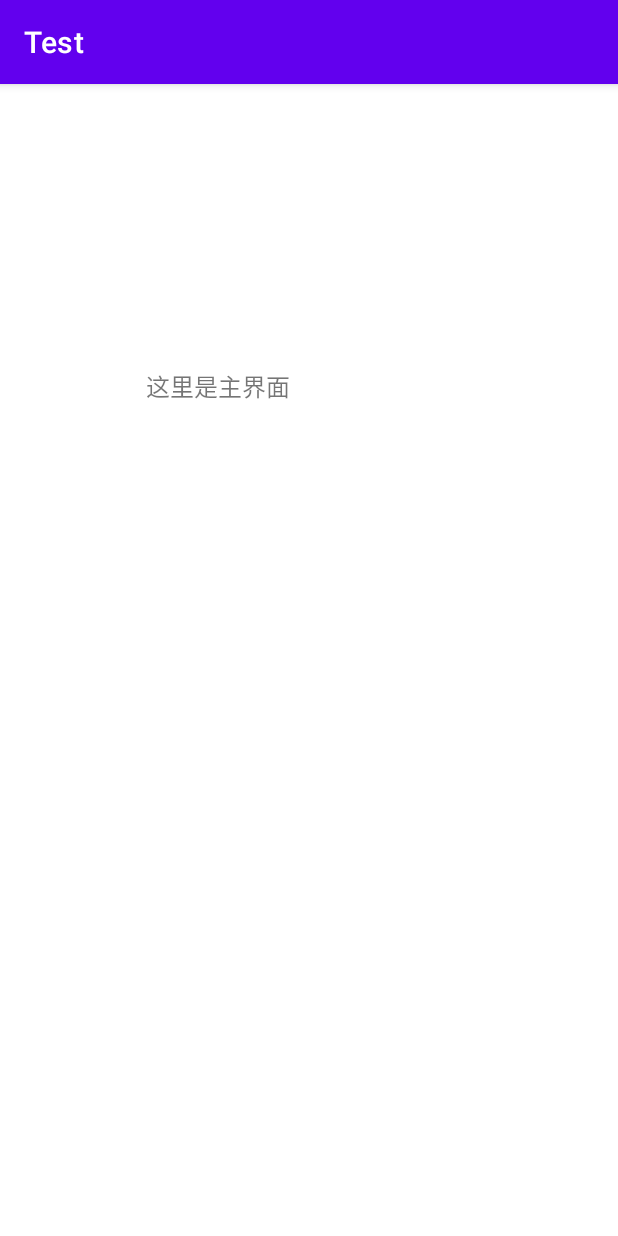
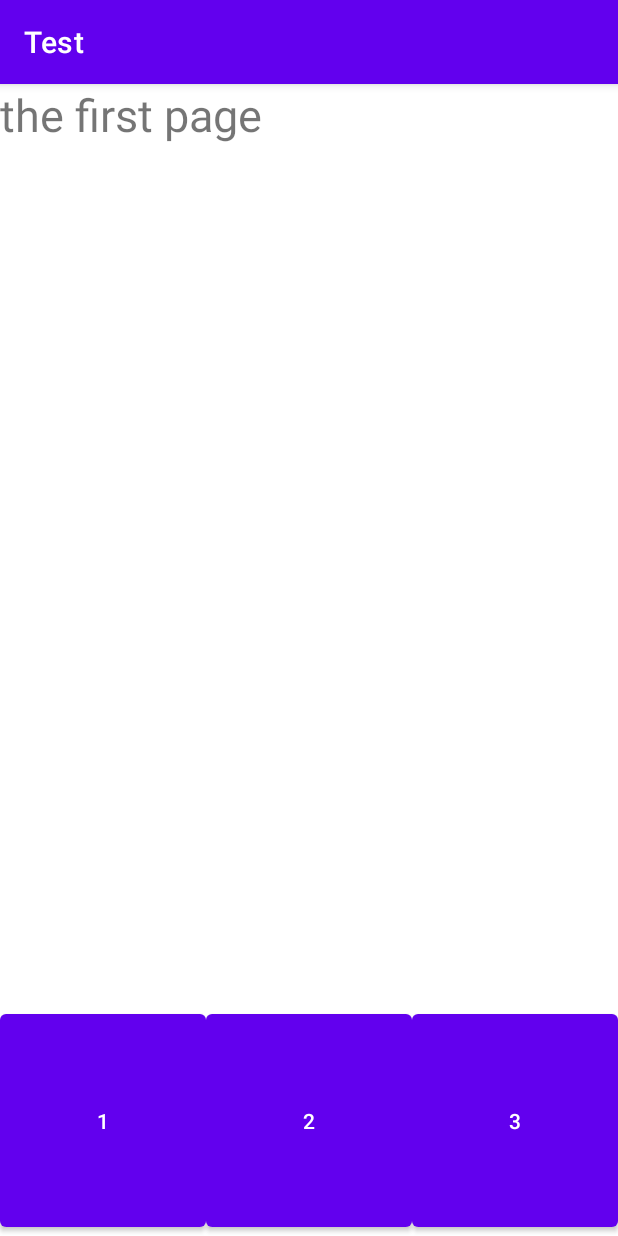
Before and after one commit to Liuyh451/GraduationDesign, an Android app: the MainActivity2 screen opened directly, with no data from a screen before it, on a phone screen of 412 x 824 dp. Run offline under Robolectric (Android 15) with nearby library versions, the phone set to English and light mode, and no system bars.

Commit message:
完成fragment的编写

```diff
--- /dev/null
+++ b/Dev/app/src/main/java/com/example/test/Frag_1.java
@@ -0,0 +1,64 @@
+package com.example.test;
+
+import android.os.Bundle;
+
+import androidx.fragment.app.Fragment;
+
+import android.view.LayoutInflater;
+import android.view.View;
+import android.view.ViewGroup;
+
+/**
+ * A simple {@link Fragment} subclass.
+ * Use the {@link Frag_1#newInstance} factory method to
+ * create an instance of this fragment.
+ */
+public class Frag_1 extends Fragment {
+
+    // TODO: Rename parameter arguments, choose names that match
+    // the fragment initialization parameters, e.g. ARG_ITEM_NUMBER
+    private static final String ARG_PARAM1 = "param1";
+    private static final String ARG_PARAM2 = "param2";
+
+    // TODO: Rename and change types of parameters
+    private String mParam1;
+    private String mParam2;
+
+    public Frag_1() {
+        // Required empty public constructor
+    }
+
+    /**
+     * Use this factory method to create a new instance of
+     * this fragment using the provided parameters.
+     *
+     * @param param1 Parameter 1.
+     * @param param2 Parameter 2.
+     * @return A new instance of fragment Frag_1.
+     */
+    // TODO: Rename and change types and number of parameters
+    public static Frag_1 newInstance(String param1, String param2) {
+        Frag_1 fragment = new Frag_1();
+        Bundle args = new Bundle();
+        args.putString(ARG_PARAM1, param1);
+        args.putString(ARG_PARAM2, param2);
+        fragment.setArguments(args);
+        return fragment;
+    }
+
+    @Override
+    public void onCreate(Bundle savedInstanceState) {
+        super.onCreate(savedInstanceState);
+        if (getArguments() != null) {
+            mParam1 = getArguments().getString(ARG_PARAM1);
+            mParam2 = getArguments().getString(ARG_PARAM2);
+        }
+    }
+
+    @Override
+    public View onCreateView(LayoutInflater inflater, ViewGroup container,
+                             Bundle savedInstanceState) {
+        // Inflate the layout for this fragment
+        return inflater.inflate(R.layout.fragment_frag_1, container, false);
+    }
+}
--- a/Dev/app/src/main/java/com/example/test/MainActivity2.java
+++ b/Dev/app/src/main/java/com/example/test/MainActivity2.java
@@ -1,8 +1,12 @@
 package com.example.test;
 
 import androidx.appcompat.app.AppCompatActivity;
+import androidx.fragment.app.FragmentManager;
+import androidx.fragment.app.FragmentTransaction;
+
 import android.os.Bundle;
 import android.text.TextUtils;
+import android.view.View;
 import android.widget.Button;
 import android.widget.EditText;
 import android.widget.Toast;
@@ -13,5 +17,40 @@ public class MainActivity2 extends AppCompatActivity {
     protected void onCreate(Bundle savedInstanceState) {
         super.onCreate(savedInstanceState);
         setContentView(R.layout.activity_main2);
+        frg_def();
+    }
+    /**
+     * 默认第一个页面，为主页面
+     */
+    public void  frg_def(){
+        FragmentManager fm=getSupportFragmentManager();
+        FragmentTransaction ft=fm.beginTransaction();
+        Frag_1 f1=new Frag_1();
+        ft.replace(R.id.lv,f1);
+        ft.commit();
+    }
+    /**
+     * 点击底部按钮时进行Fragment切换
+     *
+     * @param v   组件
+     */
+    public void switch_frg(View v){
+        FragmentManager fm=getSupportFragmentManager();
+        FragmentTransaction ft=fm.beginTransaction();
+        Frag_1 f1=new Frag_1();
+        Frag_2 f2=new Frag_2();
+        Frag_3 f3=new Frag_3();
+        switch (v.getId()){
+            case R.id.bt1:
+                ft.replace(R.id.lv,f1);
+                break;
+            case  R.id.bt2:
+                ft.replace(R.id.lv,f2);
+                break;
+            case R.id.bt3:
+                ft.replace(R.id.lv,f3);
+                break;
+        }
+        ft.commit();
     }
 }
--- a/Dev/app/src/main/res/layout/activity_main2.xml
+++ b/Dev/app/src/main/res/layout/activity_main2.xml
@@ -1,32 +1,49 @@
 <?xml version="1.0" encoding="utf-8"?>
-<androidx.constraintlayout.widget.ConstraintLayout xmlns:android="http://schemas.android.com/apk/res/android"
+<LinearLayout
+    xmlns:android="http://schemas.android.com/apk/res/android"
     xmlns:app="http://schemas.android.com/apk/res-auto"
     xmlns:tools="http://schemas.android.com/tools"
     android:layout_width="match_parent"
     android:layout_height="match_parent"
-    tools:context=".MainActivity2">
+    tools:context=".MainActivity2"
+    android:orientation="vertical">
 
-    <ImageView
-        android:id="@+id/imageView"
-        android:layout_width="wrap_content"
-        android:layout_height="wrap_content"
-        android:layout_marginStart="36dp"
-        android:layout_marginTop="123dp"
-        android:layout_marginBottom="66dp"
-        app:layout_constraintBottom_toTopOf="@+id/textView"
-        app:layout_constraintStart_toStartOf="@+id/textView"
-        app:layout_constraintTop_toTopOf="parent"
-        tools:srcCompat="@tools:sample/avatars" />
+    <LinearLayout
+        android:layout_width="match_parent"
+        android:layout_height="0dp"
+        android:layout_weight="8"
+        android:id="@+id/lv"
+        android:orientation="horizontal">
+    </LinearLayout>
 
-    <TextView
-        android:id="@+id/textView"
-        android:layout_width="217dp"
+    <LinearLayout
+        android:layout_width="match_parent"
         android:layout_height="0dp"
-        android:layout_marginBottom="318dp"
-        android:text="这里是主界面"
-        android:textSize="16sp"
-        app:layout_constraintBottom_toBottomOf="parent"
-        app:layout_constraintEnd_toEndOf="parent"
-        app:layout_constraintStart_toStartOf="parent"
-        app:layout_constraintTop_toBottomOf="@+id/imageView" />
-</androidx.constraintlayout.widget.ConstraintLayout>
+        android:layout_weight="2">
+
+        <Button
+            android:id="@+id/bt1"
+            android:layout_width="0dp"
+            android:layout_height="match_parent"
+            android:onClick="switch_frg"
+            android:layout_weight="1"
+            android:text="1"/>
+
+        <Button
+            android:id="@+id/bt2"
+            android:layout_width="0dp"
+            android:layout_height="match_parent"
+            android:layout_weight="1"
+            android:onClick="switch_frg"
+            android:text="2"/>
+
+        <Button
+            android:id="@+id/bt3"
+            android:layout_width="0dp"
+            android:layout_weight="1"
+            android:layout_height="match_parent"
+            android:onClick="switch_frg"
+            android:text="3"/>
+
+    </LinearLayout>
+</LinearLayout>
--- /dev/null
+++ b/Dev/app/src/main/res/layout/fragment_frag_1.xml
@@ -0,0 +1,15 @@
+<?xml version="1.0" encoding="utf-8"?>
+<FrameLayout xmlns:android="http://schemas.android.com/apk/res/android"
+    xmlns:tools="http://schemas.android.com/tools"
+    android:layout_width="match_parent"
+    android:layout_height="match_parent"
+    tools:context=".Frag_1">
+
+    <!-- TODO: Update blank fragment layout -->
+    <TextView
+        android:layout_width="match_parent"
+        android:layout_height="match_parent"
+        android:text="the first page"
+        android:textSize="30dp"/>
+
+</FrameLayout>
--- a/Dev/app/src/main/res/values/strings.xml
+++ b/Dev/app/src/main/res/values/strings.xml
@@ -1,3 +1,5 @@
 <resources>
     <string name="app_name">Test</string>
+    <!-- TODO: Remove or change this placeholder text -->
+    <string name="hello_blank_fragment">Hello blank fragment</string>
 </resources>
--- a/Dev/build.gradle
+++ b/Dev/build.gradle
@@ -5,7 +5,7 @@ buildscript {
         mavenCentral()
     }
     dependencies {
-        classpath "com.android.tools.build:gradle:7.0.3"
+        classpath 'com.android.tools.build:gradle:7.0.3'
 
         // NOTE: Do not place your application dependencies here; they belong
         // in the individual module build.gradle files
```
Also changed, not shown: Dev/app/src/main/java/com/example/test/Frag_2.java (added, +64 -0 lines), Dev/app/src/main/java/com/example/test/Frag_3.java (added, +64 -0 lines), Dev/app/src/main/res/layout/fragment_frag_2.xml (added, +15 -0 lines), Dev/app/src/main/res/layout/fragment_frag_3.xml (added, +15 -0 lines).
